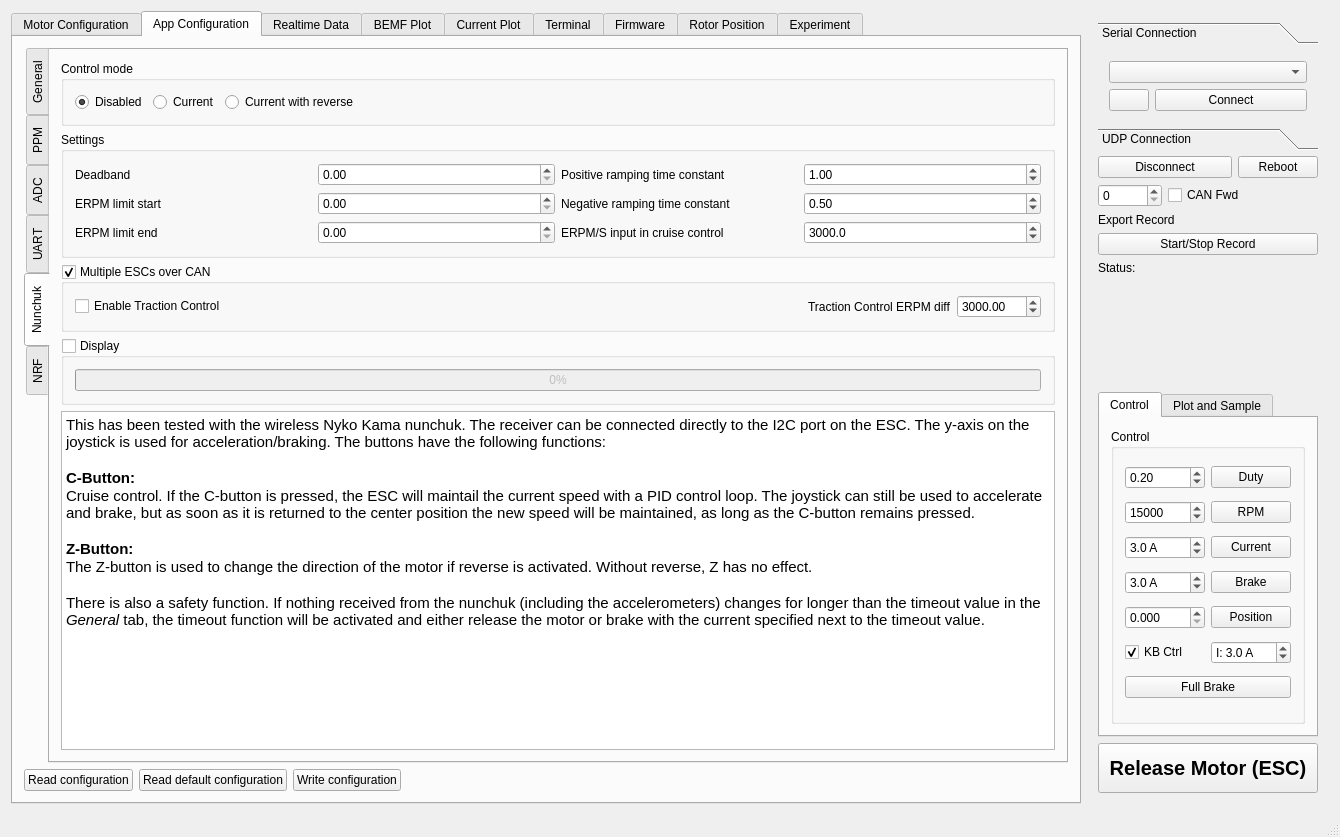
First picture: the form in mainwindow.ui, repository owensrl/bldc-tool, before the edit.
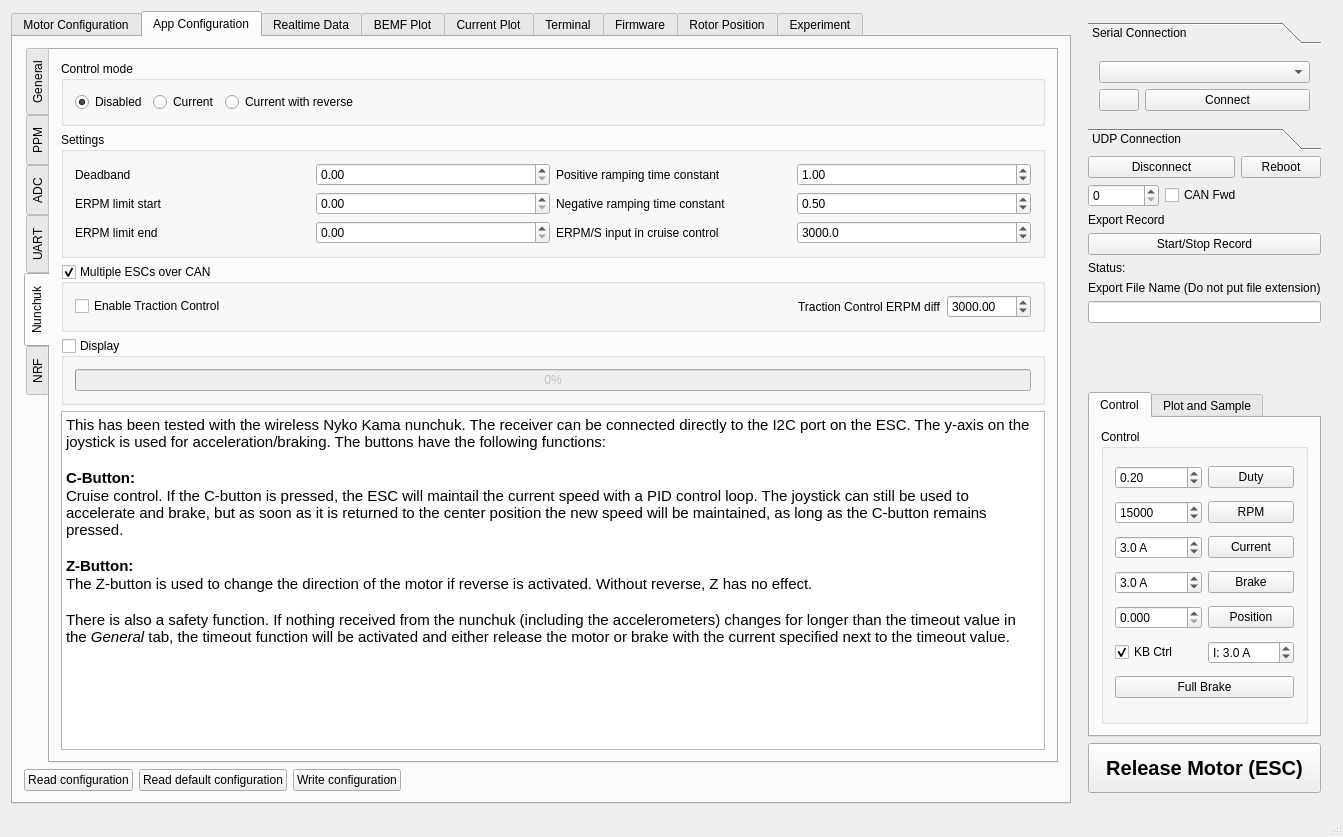
Second picture: the form after the edit. The open tabs and pages were chosen to show the change. Icons and pictures are not drawn. Custom widgets are drawn as their Qt base class.

Commit message: User can specify CSV export file name

The edit to the form file:
```diff
--- a/mainwindow.ui
+++ b/mainwindow.ui
@@ -6,7 +6,7 @@
    <rect>
     <x>0</x>
     <y>0</y>
-    <width>1340</width>
+    <width>1343</width>
     <height>837</height>
    </rect>
   </property>
@@ -4106,16 +4106,16 @@
                  <string>&lt;!DOCTYPE HTML PUBLIC &quot;-//W3C//DTD HTML 4.0//EN&quot; &quot;http://www.w3.org/TR/REC-html40/strict.dtd&quot;&gt;
 &lt;html&gt;&lt;head&gt;&lt;meta name=&quot;qrichtext&quot; content=&quot;1&quot; /&gt;&lt;style type=&quot;text/css&quot;&gt;
 p, li { white-space: pre-wrap; }
-&lt;/style&gt;&lt;/head&gt;&lt;body style=&quot; font-family:'MS Shell Dlg 2'; font-size:7.8pt; font-weight:400; font-style:normal;&quot;&gt;
-&lt;p style=&quot; margin-top:0px; margin-bottom:0px; margin-left:0px; margin-right:0px; -qt-block-indent:0; text-indent:0px;&quot;&gt;&lt;span style=&quot; font-family:'Ubuntu'; font-size:11pt;&quot;&gt;This has been tested with the wireless Nyko Kama nunchuk. The receiver can be connected directly to the I2C port on the ESC. The y-axis on the joystick is used for acceleration/braking. The buttons have the following functions:&lt;/span&gt;&lt;/p&gt;
-&lt;p style=&quot;-qt-paragraph-type:empty; margin-top:0px; margin-bottom:0px; margin-left:0px; margin-right:0px; -qt-block-indent:0; text-indent:0px; font-family:'Ubuntu'; font-size:11pt;&quot;&gt;&lt;br /&gt;&lt;/p&gt;
-&lt;p style=&quot; margin-top:0px; margin-bottom:0px; margin-left:0px; margin-right:0px; -qt-block-indent:0; text-indent:0px;&quot;&gt;&lt;span style=&quot; font-family:'Ubuntu'; font-size:11pt; font-weight:600;&quot;&gt;C-Button:&lt;/span&gt;&lt;/p&gt;
-&lt;p style=&quot; margin-top:0px; margin-bottom:0px; margin-left:0px; margin-right:0px; -qt-block-indent:0; text-indent:0px;&quot;&gt;&lt;span style=&quot; font-family:'Ubuntu'; font-size:11pt;&quot;&gt;Cruise control. If the C-button is pressed, the ESC will maintail the current speed with a PID control loop. The joystick can still be used to accelerate and brake, but as soon as it is returned to the center position the new speed will be maintained, as long as the C-button remains pressed.&lt;/span&gt;&lt;/p&gt;
-&lt;p style=&quot;-qt-paragraph-type:empty; margin-top:0px; margin-bottom:0px; margin-left:0px; margin-right:0px; -qt-block-indent:0; text-indent:0px; font-family:'Ubuntu'; font-size:11pt;&quot;&gt;&lt;br /&gt;&lt;/p&gt;
-&lt;p style=&quot; margin-top:0px; margin-bottom:0px; margin-left:0px; margin-right:0px; -qt-block-indent:0; text-indent:0px;&quot;&gt;&lt;span style=&quot; font-family:'Ubuntu'; font-size:11pt; font-weight:600;&quot;&gt;Z-Button:&lt;/span&gt;&lt;/p&gt;
-&lt;p style=&quot; margin-top:0px; margin-bottom:0px; margin-left:0px; margin-right:0px; -qt-block-indent:0; text-indent:0px;&quot;&gt;&lt;span style=&quot; font-family:'Ubuntu'; font-size:11pt;&quot;&gt;The Z-button is used to change the direction of the motor if reverse is activated. Without reverse, Z has no effect.&lt;/span&gt;&lt;/p&gt;
-&lt;p style=&quot;-qt-paragraph-type:empty; margin-top:0px; margin-bottom:0px; margin-left:0px; margin-right:0px; -qt-block-indent:0; text-indent:0px; font-family:'Ubuntu'; font-size:11pt;&quot;&gt;&lt;br /&gt;&lt;/p&gt;
-&lt;p style=&quot; margin-top:0px; margin-bottom:0px; margin-left:0px; margin-right:0px; -qt-block-indent:0; text-indent:0px;&quot;&gt;&lt;span style=&quot; font-family:'Ubuntu'; font-size:11pt;&quot;&gt;There is also a safety function. If nothing received from the nunchuk (including the accelerometers) changes for longer than the timeout value in the &lt;/span&gt;&lt;span style=&quot; font-family:'Ubuntu'; font-size:11pt; font-style:italic;&quot;&gt;General&lt;/span&gt;&lt;span style=&quot; font-family:'Ubuntu'; font-size:11pt;&quot;&gt; tab, the timeout function will be activated and either release the motor or brake with the current specified next to the timeout value.&lt;/span&gt;&lt;/p&gt;&lt;/body&gt;&lt;/html&gt;</string>
+&lt;/style&gt;&lt;/head&gt;&lt;body style=&quot; font-family:'Ubuntu'; font-size:11pt; font-weight:400; font-style:normal;&quot;&gt;
+&lt;p style=&quot; margin-top:0px; margin-bottom:0px; margin-left:0px; margin-right:0px; -qt-block-indent:0; text-indent:0px;&quot;&gt;This has been tested with the wireless Nyko Kama nunchuk. The receiver can be connected directly to the I2C port on the ESC. The y-axis on the joystick is used for acceleration/braking. The buttons have the following functions:&lt;/p&gt;
+&lt;p style=&quot;-qt-paragraph-type:empty; margin-top:0px; margin-bottom:0px; margin-left:0px; margin-right:0px; -qt-block-indent:0; text-indent:0px;&quot;&gt;&lt;br /&gt;&lt;/p&gt;
+&lt;p style=&quot; margin-top:0px; margin-bottom:0px; margin-left:0px; margin-right:0px; -qt-block-indent:0; text-indent:0px;&quot;&gt;&lt;span style=&quot; font-weight:600;&quot;&gt;C-Button:&lt;/span&gt;&lt;/p&gt;
+&lt;p style=&quot; margin-top:0px; margin-bottom:0px; margin-left:0px; margin-right:0px; -qt-block-indent:0; text-indent:0px;&quot;&gt;Cruise control. If the C-button is pressed, the ESC will maintail the current speed with a PID control loop. The joystick can still be used to accelerate and brake, but as soon as it is returned to the center position the new speed will be maintained, as long as the C-button remains pressed.&lt;/p&gt;
+&lt;p style=&quot;-qt-paragraph-type:empty; margin-top:0px; margin-bottom:0px; margin-left:0px; margin-right:0px; -qt-block-indent:0; text-indent:0px;&quot;&gt;&lt;br /&gt;&lt;/p&gt;
+&lt;p style=&quot; margin-top:0px; margin-bottom:0px; margin-left:0px; margin-right:0px; -qt-block-indent:0; text-indent:0px;&quot;&gt;&lt;span style=&quot; font-weight:600;&quot;&gt;Z-Button:&lt;/span&gt;&lt;/p&gt;
+&lt;p style=&quot; margin-top:0px; margin-bottom:0px; margin-left:0px; margin-right:0px; -qt-block-indent:0; text-indent:0px;&quot;&gt;The Z-button is used to change the direction of the motor if reverse is activated. Without reverse, Z has no effect.&lt;/p&gt;
+&lt;p style=&quot;-qt-paragraph-type:empty; margin-top:0px; margin-bottom:0px; margin-left:0px; margin-right:0px; -qt-block-indent:0; text-indent:0px;&quot;&gt;&lt;br /&gt;&lt;/p&gt;
+&lt;p style=&quot; margin-top:0px; margin-bottom:0px; margin-left:0px; margin-right:0px; -qt-block-indent:0; text-indent:0px;&quot;&gt;There is also a safety function. If nothing received from the nunchuk (including the accelerometers) changes for longer than the timeout value in the &lt;span style=&quot; font-style:italic;&quot;&gt;General&lt;/span&gt; tab, the timeout function will be activated and either release the motor or brake with the current specified next to the timeout value.&lt;/p&gt;&lt;/body&gt;&lt;/html&gt;</string>
                 </property>
                </widget>
               </item>
@@ -5641,8 +5641,8 @@
            <rect>
             <x>0</x>
             <y>0</y>
-            <width>265</width>
-            <height>83</height>
+            <width>300</width>
+            <height>78</height>
            </rect>
           </property>
           <attribute name="label">
@@ -5761,6 +5761,16 @@
          </property>
         </widget>
        </item>
+       <item>
+        <widget class="QLabel" name="fileName">
+         <property name="text">
+          <string>Export File Name (Do not put file extension)</string>
+         </property>
+        </widget>
+       </item>
+       <item>
+        <widget class="QLineEdit" name="exportDataFileNameLE"/>
+       </item>
        <item>
         <spacer name="verticalSpacer">
          <property name="orientation">
```
Left out of the diff: 16 changed lines with no effect on the pictures. The commit also changes 5 other files.
